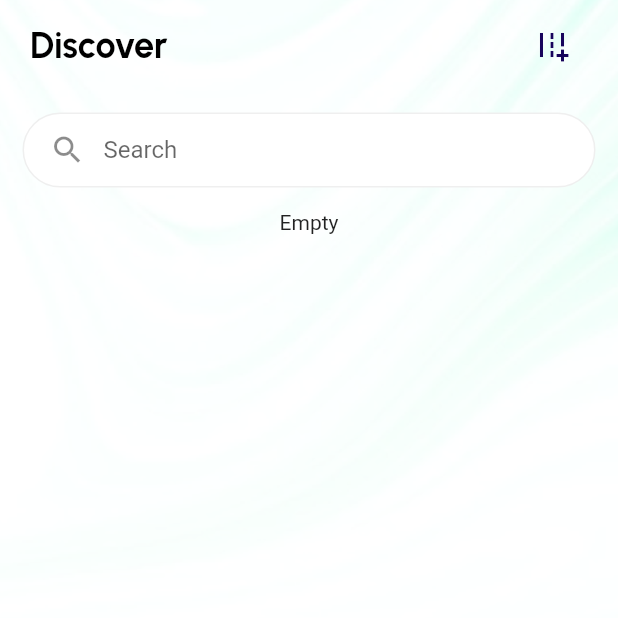
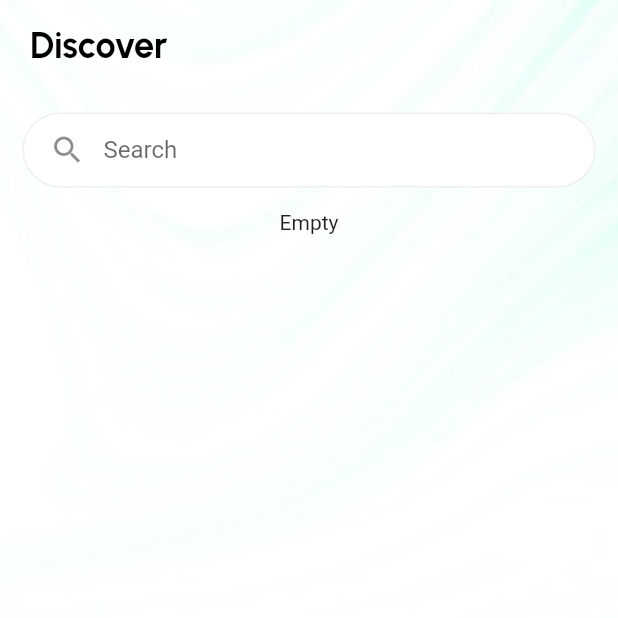
Before and after one commit to ParthIntelizia/Property_App, a Flutter app: the DiscoverPage screen opened directly, on a phone screen of 412 x 824 dp, the top half of it. Run offline on Flutter 3.47's test engine with Material 2 defaults, Android fonts, the phone set to English and light mode, and no system bars; our stand-ins replace carousel_slider, cloud_firestore, connectivity, firebase_auth, firebase_core, firebase_storage and 13 more; missing offline and left inert: connectivity_for_web, country_codes, email_auth, flutter_facebook_auth, flutter_facebook_auth_web, flutter_statusbarcolor_ns and 1 more; accounts and stored records are empty.

Commit message:
init [31-10-2022]

```diff
--- a/lib/pages/discover_page.dart
+++ b/lib/pages/discover_page.dart
@@ -123,13 +123,13 @@ class _DiscoverPageState extends State<DiscoverPage>
                 children: [
                   constWidgets.textWidget(
                       "Discover", FontWeight.w700, 24, Colors.black),
-                  IconButton(
-                      onPressed: () {},
-                      icon: const Icon(
-                        Icons.add_road,
-                        size: 24.0,
-                        color: ConstColors.darkColor,
-                      ))
+                  // IconButton(
+                  //     onPressed: () {},
+                  //     icon: const Icon(
+                  //       Icons.add_road,
+                  //       size: 24.0,
+                  //       color: ConstColors.darkColor,
+                  //     ))
                 ],
               ),
             ),
```
Also changed, not shown: lib/pages/services_page.dart (+7 -7 lines), lib/pages/user_profile_page.dart (+7 -7 lines), 2 other files.
